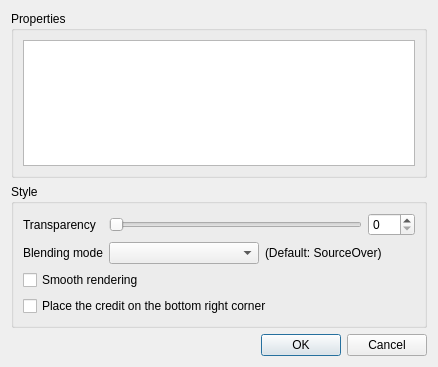
The window that propertiesdialog.ui (minorua/TileLayerPlugin) describes before a commit, drawn with Qt 5.
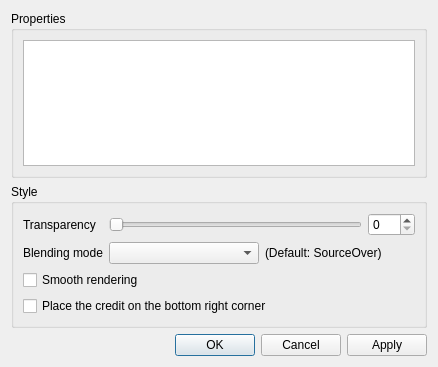
The same window after the commit.

Commit message: add apply button to properties dialog

Patch:
```diff
--- a/propertiesdialog.ui
+++ b/propertiesdialog.ui
@@ -22,7 +22,7 @@
         <enum>Qt::Horizontal</enum>
        </property>
        <property name="standardButtons">
-        <set>QDialogButtonBox::Cancel|QDialogButtonBox::Ok</set>
+        <set>QDialogButtonBox::Apply|QDialogButtonBox::Cancel|QDialogButtonBox::Ok</set>
        </property>
       </widget>
      </item>
```
The commit also changes 3 other files.
